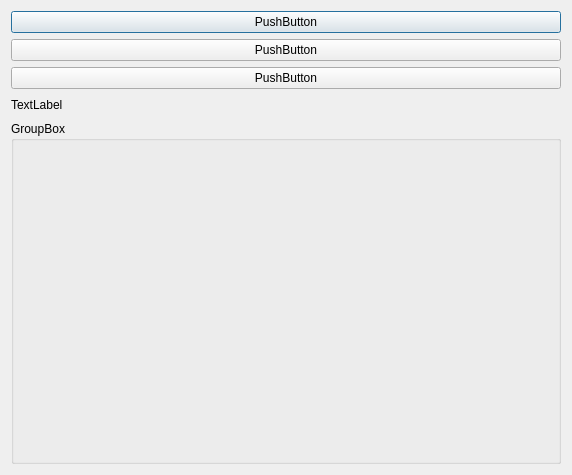
Before: the Qt Designer form Translate/constructorform.ui in gagikpog/TestAndTranslate, drawn with Qt 5.
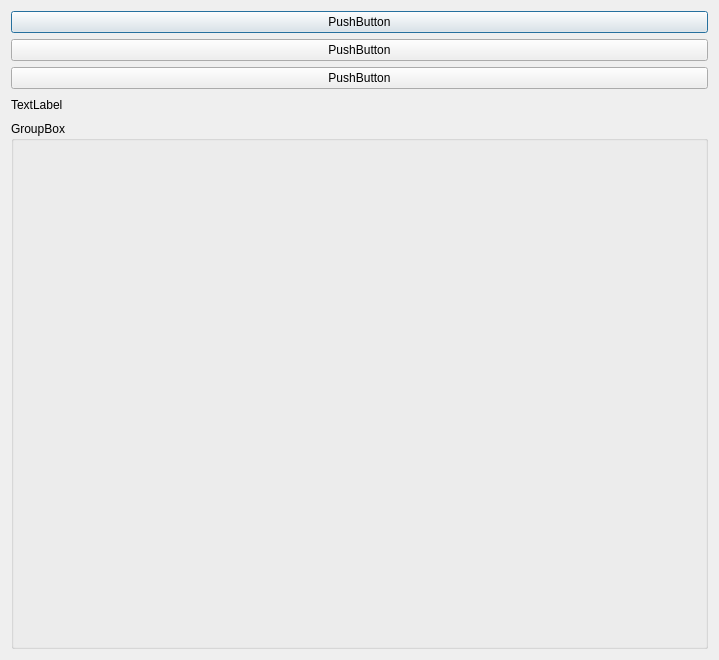
After: the same form once the commit is applied.

Commit message: autosize button

```diff
--- a/Translate/constructorform.ui
+++ b/Translate/constructorform.ui
@@ -6,8 +6,8 @@
    <rect>
     <x>0</x>
     <y>0</y>
-    <width>572</width>
-    <height>475</height>
+    <width>719</width>
+    <height>660</height>
    </rect>
   </property>
   <property name="windowTitle">
```
The commit also changes 6 other files.
